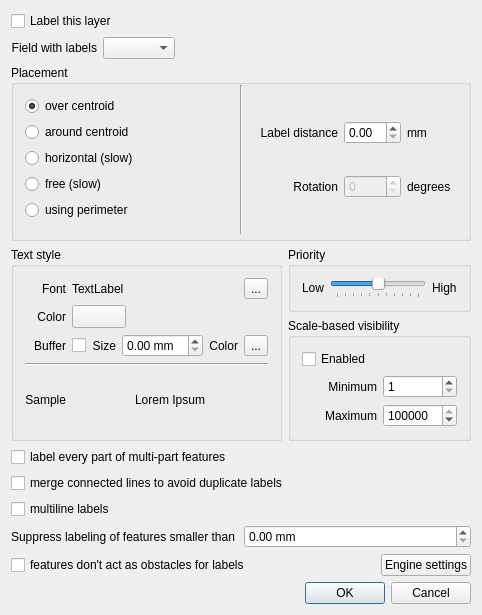
Old version of the form qgis/src/ui/qgslabelingguibase.ui in the repository sourcepole/qgis.
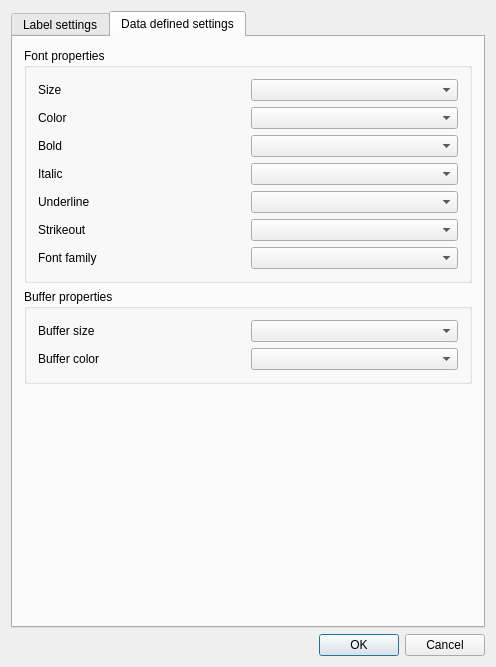
New version of the form. The open tabs and pages were chosen to show the change. Icons and pictures are not drawn. Custom widgets are drawn as their Qt base class.

Commit message: [FEATURE]: data defined font and buffer settings for labeling-ng

```diff
--- a/qgis/src/ui/qgslabelingguibase.ui
+++ b/qgis/src/ui/qgslabelingguibase.ui
@@ -6,8 +6,8 @@
    <rect>
     <x>0</x>
     <y>0</y>
-    <width>482</width>
-    <height>610</height>
+    <width>496</width>
+    <height>659</height>
    </rect>
   </property>
   <property name="windowTitle">
@@ -17,7 +17,17 @@
    <iconset>
     <normaloff>../../../../.designer/backup</normaloff>../../../../.designer/backup</iconset>
   </property>
-  <layout class="QGridLayout" name="gridLayout_5">
+  <layout class="QGridLayout" name="gridLayout_13">
+   <item row="0" column="0">
+    <widget class="QTabWidget" name="mTabWidget">
+     <property name="currentIndex">
+      <number>0</number>
+     </property>
+     <widget class="QWidget" name="tab_3">
+      <attribute name="title">
+       <string>Label settings</string>
+      </attribute>
+      <layout class="QGridLayout" name="gridLayout_6">
    <item row="0" column="0">
     <widget class="QCheckBox" name="chkEnableLabeling">
      <property name="text">
@@ -26,7 +36,7 @@
     </widget>
    </item>
    <item row="1" column="0">
-    <layout class="QHBoxLayout" name="horizontalLayout_9">
+        <layout class="QHBoxLayout" name="horizontalLayout_11">
      <item>
       <widget class="QLabel" name="label_6">
        <property name="text">
@@ -56,7 +66,7 @@
     </layout>
    </item>
    <item row="2" column="0">
-    <widget class="QGroupBox" name="groupBox_4">
+        <widget class="QGroupBox" name="groupBox_5">
      <property name="title">
       <string>Placement</string>
      </property>
@@ -184,9 +194,9 @@
          <number>0</number>
         </property>
         <widget class="QWidget" name="pageOptionsPoint">
-         <layout class="QGridLayout" name="gridLayout_2">
+             <layout class="QGridLayout" name="gridLayout_7">
           <item row="0" column="0">
-           <widget class="QLabel" name="label_8">
+               <widget class="QLabel" name="label_21">
             <property name="text">
              <string>Label distance</string>
             </property>
@@ -203,14 +213,14 @@
            </widget>
           </item>
           <item row="0" column="2">
-           <widget class="QLabel" name="label_9">
+               <widget class="QLabel" name="label_22">
             <property name="text">
              <string>mm</string>
             </property>
            </widget>
           </item>
           <item row="1" column="0">
-           <widget class="QLabel" name="label_17">
+               <widget class="QLabel" name="label_23">
             <property name="text">
              <string>Rotation</string>
             </property>
@@ -227,7 +237,7 @@
            </widget>
           </item>
           <item row="1" column="2">
-           <widget class="QLabel" name="label_18">
+               <widget class="QLabel" name="label_24">
             <property name="text">
              <string>degrees</string>
             </property>
@@ -326,15 +336,15 @@
     </widget>
    </item>
    <item row="3" column="0">
-    <layout class="QGridLayout" name="gridLayout_4">
+        <layout class="QGridLayout" name="gridLayout_8">
      <item row="0" column="0" rowspan="2">
-      <widget class="QGroupBox" name="groupBox">
+          <widget class="QGroupBox" name="groupBox_6">
        <property name="title">
         <string>Text style</string>
        </property>
-       <layout class="QGridLayout" name="gridLayout">
+           <layout class="QGridLayout" name="gridLayout_9">
         <item row="0" column="0">
-         <widget class="QLabel" name="label_4">
+             <widget class="QLabel" name="label_28">
           <property name="sizePolicy">
            <sizepolicy hsizetype="Preferred" vsizetype="Preferred">
             <horstretch>0</horstretch>
@@ -350,7 +360,7 @@
          </widget>
         </item>
         <item row="0" column="1">
-         <layout class="QHBoxLayout" name="horizontalLayout_5">
+             <layout class="QHBoxLayout" name="horizontalLayout_15">
           <item>
            <widget class="QLabel" name="lblFontName">
             <property name="sizePolicy">
@@ -387,7 +397,7 @@
          </layout>
         </item>
         <item row="1" column="0">
-         <widget class="QLabel" name="label_3">
+             <widget class="QLabel" name="label_29">
           <property name="sizePolicy">
            <sizepolicy hsizetype="Preferred" vsizetype="Preferred">
             <horstretch>0</horstretch>
@@ -403,7 +413,7 @@
          </widget>
         </item>
         <item row="1" column="1">
-         <layout class="QHBoxLayout" name="horizontalLayout_6">
+             <layout class="QHBoxLayout" name="horizontalLayout_16">
           <item>
            <widget class="QgsColorButton" name="btnTextColor">
             <property name="sizePolicy">
@@ -436,7 +446,7 @@
          </layout>
         </item>
         <item row="2" column="0">
-         <widget class="QLabel" name="label_10">
+             <widget class="QLabel" name="label_30">
           <property name="text">
            <string>Buffer</string>
           </property>
@@ -446,7 +456,7 @@
          </widget>
         </item>
         <item row="2" column="1">
-         <layout class="QHBoxLayout" name="horizontalLayout_4">
+             <layout class="QHBoxLayout" name="horizontalLayout_17">
           <item>
            <widget class="QCheckBox" name="chkBuffer">
             <property name="sizePolicy">
@@ -503,7 +513,7 @@
          </layout>
         </item>
         <item row="4" column="0">
-         <widget class="QLabel" name="label_7">
+             <widget class="QLabel" name="label_33">
           <property name="sizePolicy">
            <sizepolicy hsizetype="Preferred" vsizetype="Preferred">
             <horstretch>0</horstretch>
@@ -535,7 +545,7 @@
          </widget>
         </item>
         <item row="3" column="0" colspan="2">
-         <widget class="Line" name="line">
+             <widget class="Line" name="line_4">
           <property name="orientation">
            <enum>Qt::Horizontal</enum>
           </property>
@@ -545,7 +555,7 @@
       </widget>
      </item>
      <item row="0" column="1">
-      <widget class="QGroupBox" name="groupBox_2">
+          <widget class="QGroupBox" name="groupBox_7">
        <property name="title">
         <string>Priority</string>
        </property>
@@ -587,11 +597,11 @@
       </widget>
      </item>
      <item row="1" column="1">
-      <widget class="QGroupBox" name="groupBox_3">
+          <widget class="QGroupBox" name="groupBox_8">
        <property name="title">
         <string>Scale-based visibility</string>
        </property>
-       <layout class="QGridLayout" name="gridLayout_3">
+           <layout class="QGridLayout" name="gridLayout_10">
         <item row="0" column="0" colspan="2">
          <widget class="QCheckBox" name="chkScaleBasedVisibility">
           <property name="text">
@@ -600,7 +610,7 @@
          </widget>
         </item>
         <item row="1" column="0">
-         <widget class="QLabel" name="label_13">
+             <widget class="QLabel" name="label_36">
           <property name="text">
            <string>Minimum</string>
           </property>
@@ -620,7 +630,7 @@
          </widget>
         </item>
         <item row="2" column="0">
-         <widget class="QLabel" name="label_14">
+             <widget class="QLabel" name="label_37">
           <property name="text">
            <string>Maximum</string>
           </property>
@@ -661,8 +671,15 @@
      </property>
     </widget>
    </item>
+       <item row="6" column="0">
+        <widget class="QCheckBox" name="chkMultiLine">
+         <property name="text">
+          <string>multiline labels</string>
+         </property>
+        </widget>
+       </item>
    <item row="7" column="0">
-    <layout class="QHBoxLayout" name="horizontalLayout_10">
+        <layout class="QHBoxLayout" name="horizontalLayout_19">
      <item>
       <widget class="QLabel" name="label_19">
        <property name="text">
@@ -680,7 +697,7 @@
     </layout>
    </item>
    <item row="8" column="0">
-    <layout class="QHBoxLayout" name="horizontalLayout_2">
+        <layout class="QHBoxLayout" name="horizontalLayout_20">
      <item>
       <widget class="QCheckBox" name="chkNoObstacle">
        <property name="enabled">
@@ -716,20 +733,153 @@
      </item>
     </layout>
    </item>
-   <item row="9" column="0">
-    <spacer name="verticalSpacer_2">
+      </layout>
+     </widget>
+     <widget class="QWidget" name="tab_4">
+      <attribute name="title">
+       <string>Data defined settings</string>
+      </attribute>
+      <layout class="QGridLayout" name="gridLayout_4">
+       <item row="0" column="0">
+        <widget class="QGroupBox" name="mFontAttributePropertiesGroupBox">
+         <property name="sizePolicy">
+          <sizepolicy hsizetype="Expanding" vsizetype="Preferred">
+           <horstretch>0</horstretch>
+           <verstretch>0</verstretch>
+          </sizepolicy>
+         </property>
+         <property name="title">
+          <string>Font properties</string>
+         </property>
+         <layout class="QGridLayout" name="gridLayout">
+          <item row="0" column="0">
+           <layout class="QGridLayout" name="gridLayout_11">
+            <item row="0" column="0">
+             <widget class="QLabel" name="mSizeLabel">
+              <property name="text">
+               <string>Size</string>
+              </property>
+             </widget>
+            </item>
+            <item row="0" column="1">
+             <widget class="QComboBox" name="mSizeAttributeComboBox"/>
+            </item>
+            <item row="2" column="0">
+             <widget class="QLabel" name="mBoldLabel">
+              <property name="text">
+               <string>Bold</string>
+              </property>
+             </widget>
+            </item>
+            <item row="2" column="1">
+             <widget class="QComboBox" name="mBoldAttributeComboBox"/>
+            </item>
+            <item row="1" column="1">
+             <widget class="QComboBox" name="mColorAttributeComboBox"/>
+            </item>
+            <item row="1" column="0">
+             <widget class="QLabel" name="mColorLabel">
+              <property name="text">
+               <string>Color</string>
+              </property>
+             </widget>
+            </item>
+            <item row="3" column="1">
+             <widget class="QComboBox" name="mItalicAttributeComboBox"/>
+            </item>
+            <item row="3" column="0">
+             <widget class="QLabel" name="mItalicLabel">
+              <property name="text">
+               <string>Italic</string>
+              </property>
+             </widget>
+            </item>
+            <item row="4" column="1">
+             <widget class="QComboBox" name="mUnderlineAttributeComboBox"/>
+            </item>
+            <item row="4" column="0">
+             <widget class="QLabel" name="mUnderlineLabel">
+              <property name="text">
+               <string>Underline</string>
+              </property>
+             </widget>
+            </item>
+            <item row="6" column="1">
+             <widget class="QComboBox" name="mFontFamilyAttributeComboBox"/>
+            </item>
+            <item row="6" column="0">
+             <widget class="QLabel" name="mFontFamilyLabel">
+              <property name="text">
+               <string>Font family</string>
+              </property>
+             </widget>
+            </item>
+            <item row="5" column="1">
+             <widget class="QComboBox" name="mStrikeoutAttributeComboBox"/>
+            </item>
+            <item row="5" column="0">
+             <widget class="QLabel" name="mStrikeoutLabel">
+              <property name="text">
+               <string>Strikeout</string>
+              </property>
+             </widget>
+            </item>
+           </layout>
+          </item>
+         </layout>
+        </widget>
+       </item>
+       <item row="1" column="0">
+        <widget class="QGroupBox" name="mBufferAttributesPropertiesGroupBox">
+         <property name="title">
+          <string>Buffer properties</string>
+         </property>
+         <layout class="QGridLayout" name="gridLayout_3">
+          <item row="0" column="0">
+           <layout class="QGridLayout" name="gridLayout_2">
+            <item row="0" column="0">
+             <widget class="QLabel" name="mBufferSizeLabel">
+              <property name="text">
+               <string>Buffer size</string>
+              </property>
+             </widget>
+            </item>
+            <item row="0" column="1">
+             <widget class="QComboBox" name="mBufferSizeAttributeComboBox"/>
+            </item>
+            <item row="1" column="0">
+             <widget class="QLabel" name="mBufferColorLabel">
+              <property name="text">
+               <string>Buffer color</string>
+              </property>
+             </widget>
+            </item>
+            <item row="1" column="1">
+             <widget class="QComboBox" name="mBufferColorAttributeComboBox"/>
+            </item>
+           </layout>
+          </item>
+         </layout>
+        </widget>
+       </item>
+       <item row="2" column="0">
+        <spacer name="verticalSpacer">
      <property name="orientation">
       <enum>Qt::Vertical</enum>
      </property>
      <property name="sizeHint" stdset="0">
       <size>
        <width>20</width>
-       <height>40</height>
+           <height>521</height>
       </size>
      </property>
     </spacer>
    </item>
-   <item row="10" column="0">
+      </layout>
+     </widget>
+    </widget>
+   </item>
+   <item row="1" column="0">
     <widget class="QDialogButtonBox" name="buttonBox">
      <property name="orientation">
       <enum>Qt::Horizontal</enum>
@@ -739,13 +889,6 @@
      </property>
     </widget>
    </item>
-   <item row="6" column="0">
-    <widget class="QCheckBox" name="chkMultiLine">
-     <property name="text">
-      <string>multiline labels</string>
-     </property>
-    </widget>
-   </item>
   </layout>
  </widget>
  <layoutdefault spacing="6" margin="11"/>
```
Left out of the diff: 68 changed lines with no effect on the pictures. Lines whose indentation alone changed are shown as unchanged. The commit also changes 7 other files.
